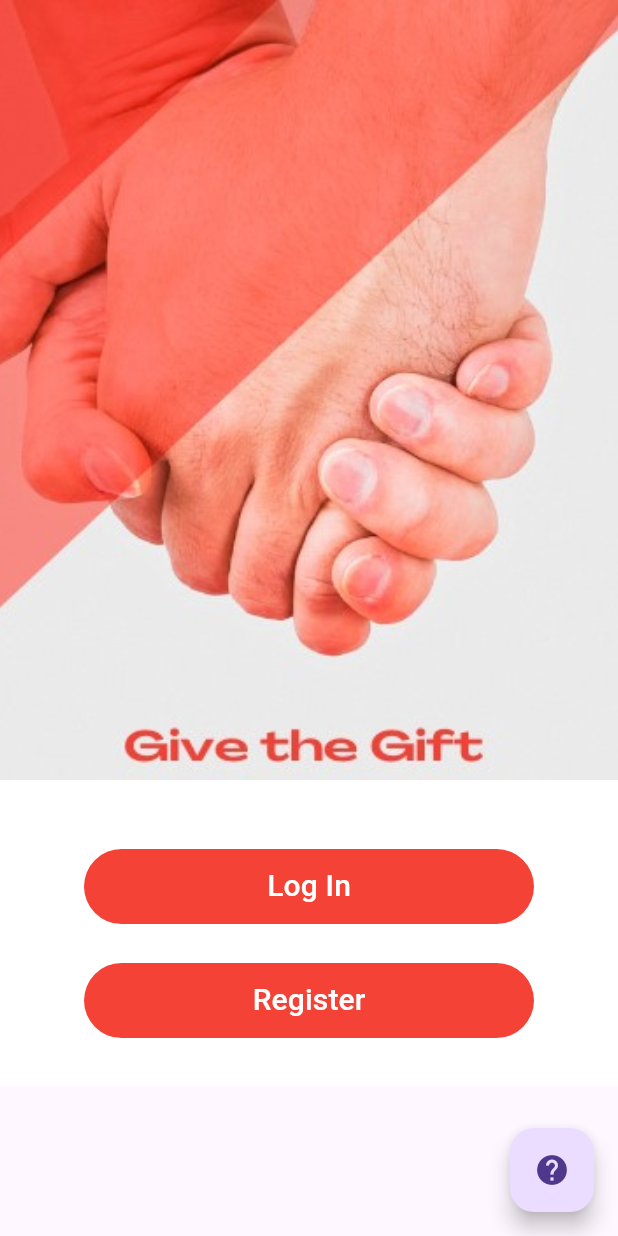
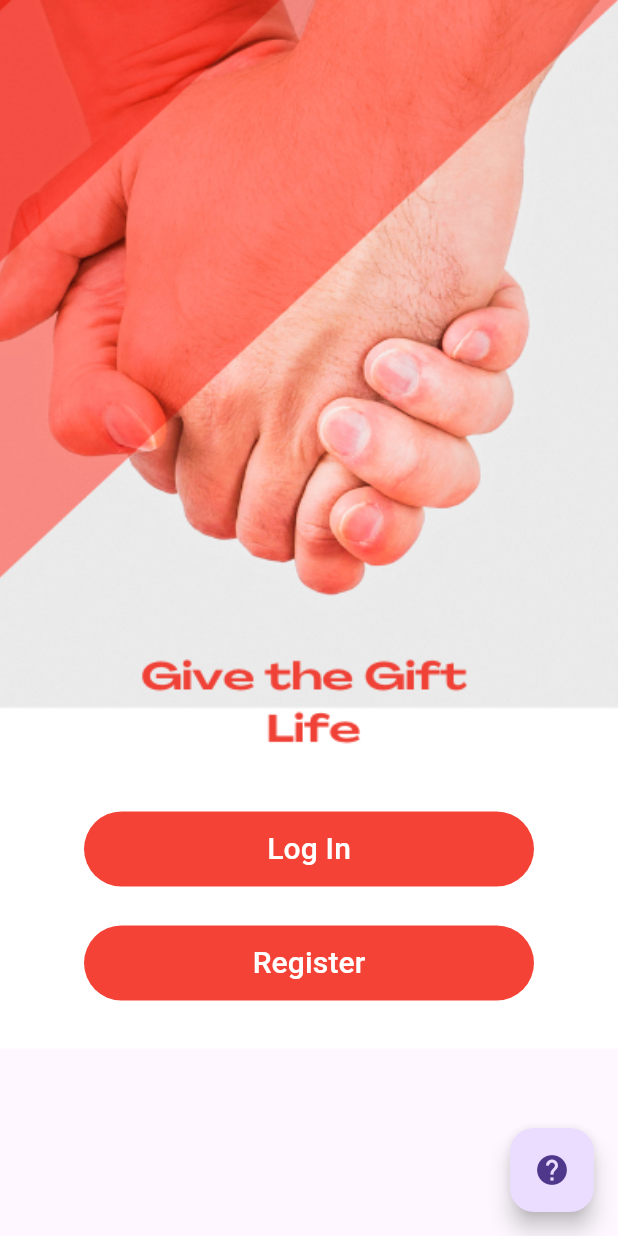
Before and after one commit to Gathika12/Blood-Donation-Mobile-App-Flutter, a Flutter app: the screen it shows after launch, on a phone screen of 412 x 824 dp. Run offline on Flutter 3.47's test engine with Material 3 defaults, Android fonts, the phone set to English and light mode, and no system bars; our stand-ins replace cloud_firestore, firebase_auth, firebase_core; accounts and stored records are empty.

Commit message:
make some changes of UI

```diff
--- a/blood donation/lib/register.dart
+++ b/blood donation/lib/register.dart
@@ -361,7 +361,8 @@ class _RegisterPageState extends State<RegisterPage> {
                     style: TextStyle(color: Colors.white),
                   ),
                   style: ElevatedButton.styleFrom(
-    foregroundColor: Colors.white, backgroundColor: Colors.red,
+                    foregroundColor: Colors.white,
+                    backgroundColor: Colors.red,
                     shape: RoundedRectangleBorder(
                       borderRadius: BorderRadius.circular(30.0),
                     ),
--- a/blood donation/lib/welcome.dart
+++ b/blood donation/lib/welcome.dart
@@ -22,13 +22,12 @@ class WelcomePage extends State<Welcome> {
             children: <Widget>[
               // Image above the form
               Image(
-                image: AssetImage(
-                    'assets/6.jpg'), // Replace 'assets/image.jpg' with the path to your local image
+                image: AssetImage('assets/Give the Gift of Life.png'),
                 height: 520,
                 width: double.infinity,
                 fit: BoxFit.cover,
               ),
-              SizedBox(height: 30),
+              SizedBox(height: 5),
               Padding(
                 padding: EdgeInsets.all(16.0),
                 child: Form(
```
Also changed, not shown: blood donation/lib/login.dart (+4 -3 lines), blood donation/assets/Give the Gift of Life.png (added), blood donation/assets/donate blood imageCOPY.png (added), blood donation/assets/logo1NEW3.jpg (added), blood donation/assets/logo3.jpg (added). Lines whose indentation alone changed are shown as unchanged.
